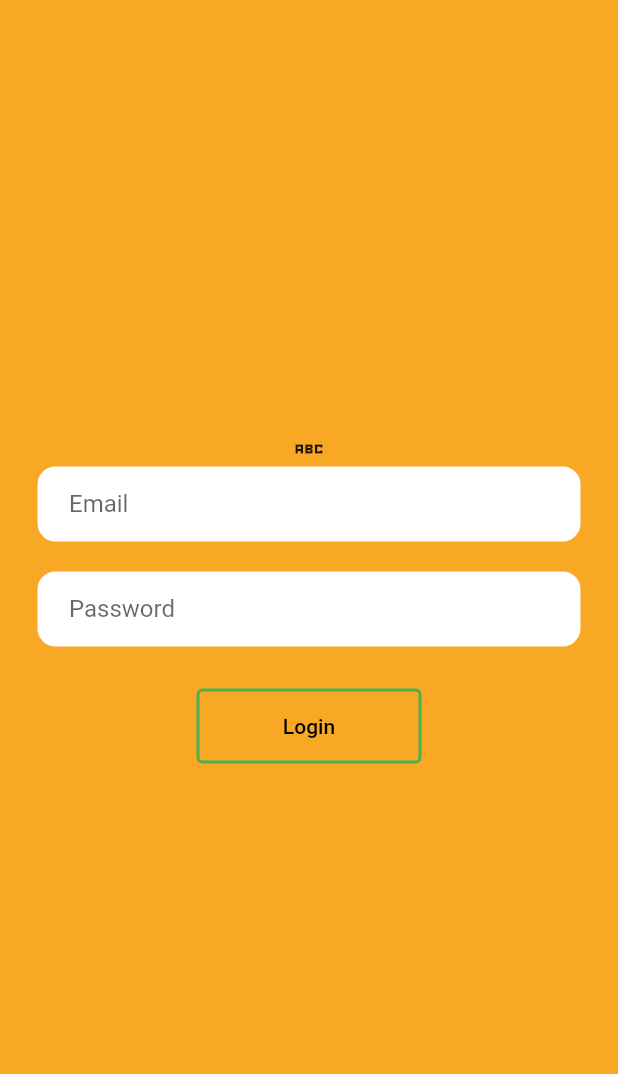
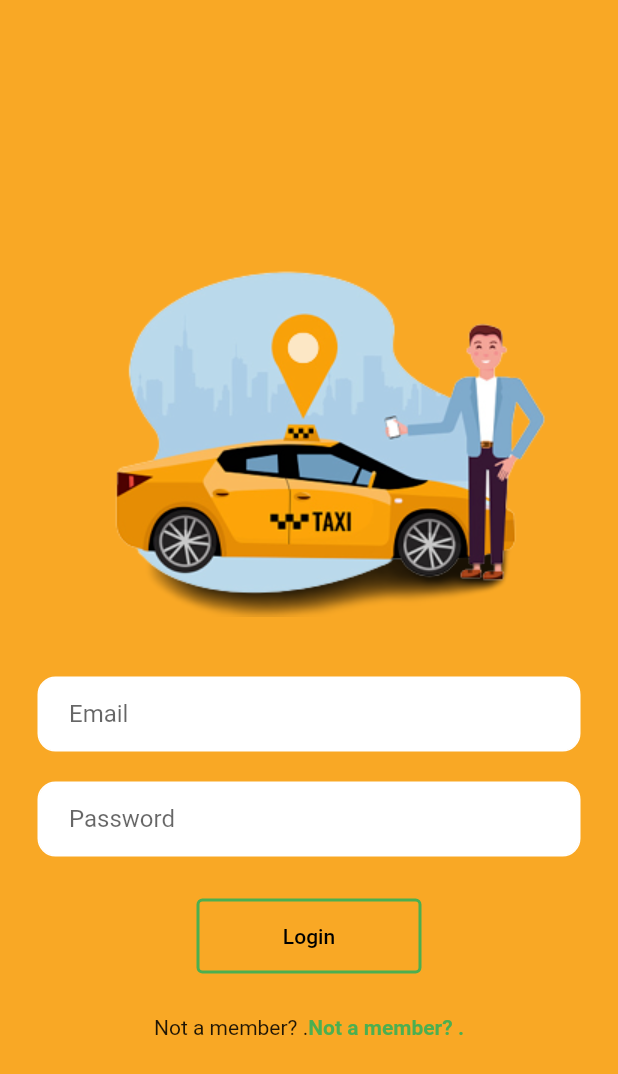
Before and after one commit to WarunaDisanayaka/Car-renting-platform, a Flutter app: the screen it shows after launch, after a tap on "Login", on a phone screen of 412 x 824 dp. Shown: the top 1074 px of the screen. Run offline on Flutter 3.47's test engine with Material 2 defaults, Android fonts, the phone set to English and light mode, and no system bars.

Commit message:
Update login.dart

```diff
--- a/app/lib/login.dart
+++ b/app/lib/login.dart
@@ -1,4 +1,5 @@
 import 'package:flutter/material.dart';
+
 class login extends StatefulWidget {
   const login({Key? key}) : super(key: key);
 
@@ -16,7 +17,15 @@ class _loginState extends State<login> {
           child: Column(
             mainAxisAlignment: MainAxisAlignment.center,
             children: [
-                Icon(Icons.abc_sharp),
+              Padding(
+                padding: const EdgeInsets.all(10.0),
+                child: Image(
+                  image: AssetImage(
+                    'assets/12.png',
+                  ),
+                  height: 300,
+                ),
+              ),
 
               //email
               Padding(
@@ -94,6 +103,18 @@ class _loginState extends State<login> {
                 height: 20,
               ),
 
+              Row(
+                mainAxisAlignment: MainAxisAlignment.center,
+                children: [
+                  Text('Not a member? .'),
+                  Text("Not a member? .",style: TextStyle(
+                    color: Colors.green,
+                    fontWeight: FontWeight.bold,
+                  ),),
+                ],
+              ),
+
+
             ],
           ),
         ),
```
Lines whose indentation alone changed are shown as unchanged.
